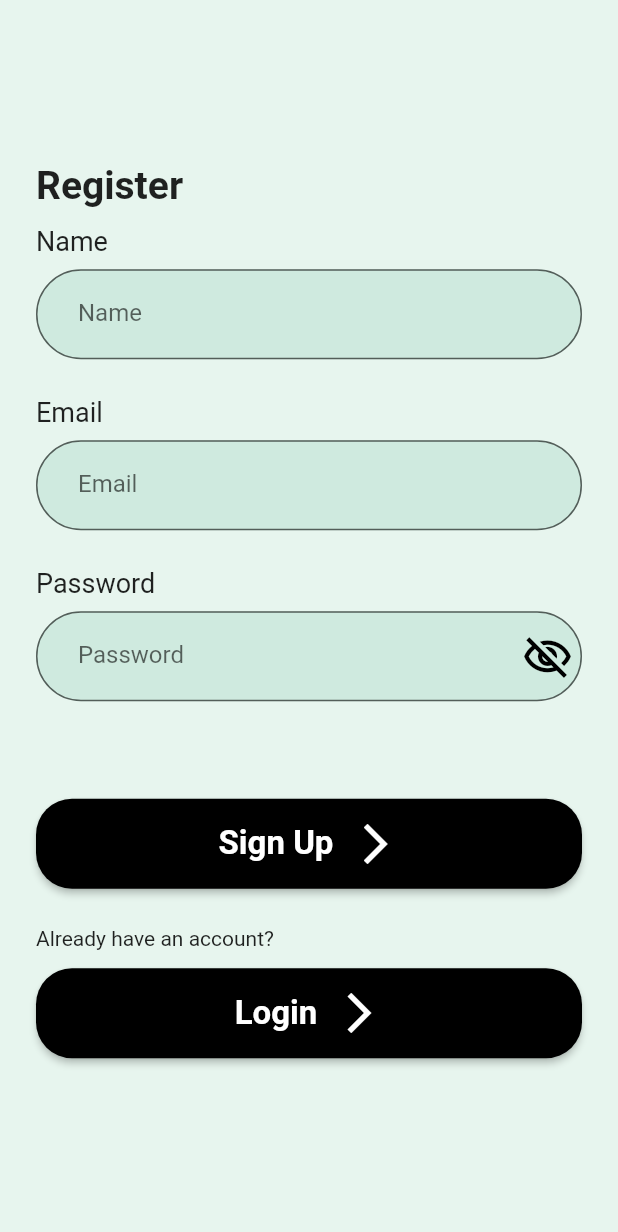
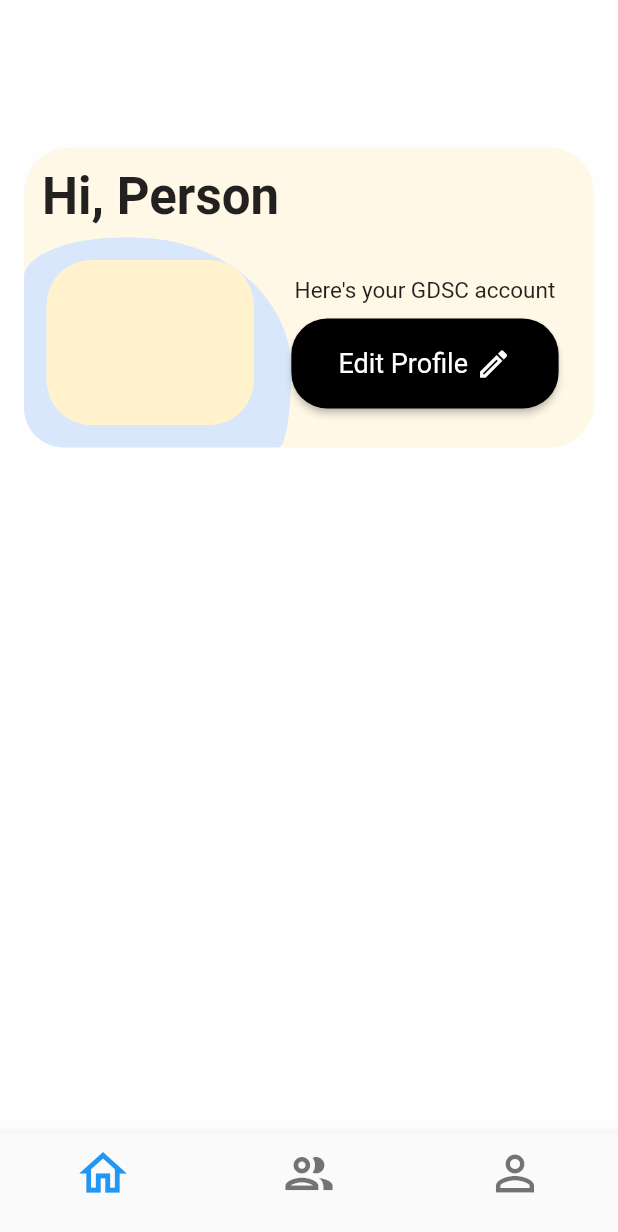
Before and after one commit to gdsc-uba/gdsc_mobile_frontend, a Flutter app: the SignUpScreen screen opened by its route, after a tap on "Sign Up", on a phone screen of 412 x 824 dp. Shown: the top 1232 px of the screen. Run offline on Flutter 3.47's test engine with Material 2 defaults, Android fonts, the phone set to English and light mode, and no system bars; drawn by our look-alikes of auto_size_text.

Commit message:
homescreen user card

```diff
--- a/lib/utils/constants.dart
+++ b/lib/utils/constants.dart
@@ -1,5 +1,9 @@
 import 'package:flutter/material.dart';
 
+var kH1TextStyle = const TextStyle(
+  fontSize: 34.0,
+  fontWeight: FontWeight.w700,
+);
 var kH2TextStyle = const TextStyle(
   fontSize: 26.0,
   fontWeight: FontWeight.w600,
@@ -15,4 +19,8 @@
 );
 
 const kBackgroundColor = Color(0xFFE7F5EE);
+const kAltBackgroundColor = Color(0xFFFFFEFE);
 const kTextFieldFilledColor = Color(0xFFCFEADF);
+const kHomeUserProfileCard = Color(0xFFFFF8E6);
+const kAltHomeUserProfileCard = Color(0xFFFFF2CC);
+const kProfileCardBlue = Color(0xFFD8E7FC);
--- a/lib/utils/routes.dart
+++ b/lib/utils/routes.dart
@@ -1,11 +1,17 @@
 import 'package:flutter/material.dart';
 import 'package:gdsc_app/views/auth/signup.dart';
+import 'package:gdsc_app/views/homescreen.dart';
+import 'package:gdsc_app/views/people.dart';
+import 'package:gdsc_app/views/profile_screen.dart';
+import 'package:gdsc_app/widgets/bottom_nav.dart';
 
 import '../views/auth/login.dart';
 
 final customRoutes = <String, WidgetBuilder>{
   LoginScreen.loginScreenId: (context) => const LoginScreen(),
-  SignUpScreen.signUpScreenId: (context) {
-    return const SignUpScreen();
-  },
+  SignUpScreen.signUpScreenId: (context) => const SignUpScreen(),
+  BottomNav.bottomNavId: (context) => const BottomNav(),
+  Homescreen.homeScreenId: (context) => const Homescreen(),
+  People.peopleScreenId: (context) => const People(),
+  ProfileScreen.profileScreenId: (context) => const ProfileScreen(),
 };
--- a/lib/views/auth/login.dart
+++ b/lib/views/auth/login.dart
@@ -1,5 +1,6 @@
 import 'package:flutter/material.dart';
 import 'package:gdsc_app/views/auth/signup.dart';
+import 'package:gdsc_app/widgets/bottom_nav.dart';
 
 import '../../utils/constants.dart';
 import '../../widgets/auth_buttons.dart';
@@ -47,7 +48,10 @@
                       AuthButtons(
                         size: size,
                         buttonTitle: 'Login',
-                        onPressed: () {},
+                        onPressed: () {
+                          Navigator.pushReplacementNamed(
+                              context, BottomNav.bottomNavId);
+                        },
                       ),
                       const SizedBox(height: 25.0),
                       const Text("Don't have an account?"),
--- a/lib/views/auth/signup.dart
+++ b/lib/views/auth/signup.dart
@@ -3,6 +3,7 @@
 import '../../utils/constants.dart';
 import '../../widgets/auth_buttons.dart';
 import '../../widgets/auth_formfields.dart';
+import '../../widgets/bottom_nav.dart';
 
 class SignUpScreen extends StatefulWidget {
   static const signUpScreenId = "/sign_up_screen";
@@ -52,7 +53,10 @@
                       AuthButtons(
                         size: size,
                         buttonTitle: 'Sign Up',
-                        onPressed: () {},
+                        onPressed: () {
+                           Navigator.pushReplacementNamed(
+                              context, BottomNav.bottomNavId);
+                        },
                       ),
                       const SizedBox(height: 25.0),
                       const Text("Already have an account?"),
--- /dev/null
+++ b/lib/views/homescreen.dart
@@ -0,0 +1,142 @@
+import 'package:auto_size_text/auto_size_text.dart';
+import 'package:flutter/material.dart';
+import 'package:flutter/src/widgets/container.dart';
+import 'package:flutter/src/widgets/framework.dart';
+import 'package:gdsc_app/utils/constants.dart';
+
+class Homescreen extends StatefulWidget {
+  static const homeScreenId = "/homescreen";
+  const Homescreen({super.key});
+
+  @override
+  State<Homescreen> createState() => _HomescreenState();
+}
+
+class _HomescreenState extends State<Homescreen> {
+  @override
+  Widget build(BuildContext context) {
+    Size size = MediaQuery.of(context).size;
+    return Scaffold(
+      backgroundColor: kAltBackgroundColor,
+      body: SafeArea(
+        child: SingleChildScrollView(
+          padding: const EdgeInsets.all(16.0),
+          child: Column(
+            children: [
+              SizedBox(
+                height: size.height * 0.1,
+              ),
+              Container(
+                height: 200.0,
+                width: size.width,
+                padding: const EdgeInsets.only(top: 12.0, right: 5.0),
+                decoration: BoxDecoration(
+                  color: kHomeUserProfileCard,
+                  borderRadius: BorderRadius.circular(30.0),
+                ),
+                child: Column(
+                  crossAxisAlignment: CrossAxisAlignment.start,
+                  children: [
+                    Container(
+                      padding: const EdgeInsets.only(left: 12.0),
+                      child: Text(
+                        "Hi, Person",
+                        style: kH1TextStyle,
+                      ),
+                    ),
+                    const SizedBox(height: 8.0),
+                    Expanded(
+                      child: Row(
+                        // crossAxisAlignment: CrossAxisAlignment.stretch,
+                        children: [
+                          Flexible(
+                            child: Container(
+                              width: (size.width - 16) * 0.45,
+                              // height: 50.0,
+                              decoration: const BoxDecoration(
+                                color: kProfileCardBlue,
+                                borderRadius: BorderRadius.only(
+                                  topLeft: Radius.elliptical(75, 30),
+                                  topRight: Radius.elliptical(120, 100),
+                                  bottomLeft: Radius.circular(30.0),
+                                  bottomRight: Radius.elliptical(10, 60),
+                                ),
+                              ),
+                              child: Center(
+                                child: Container(
+                                  // height: 90.0,
+                                  // width: 90.0,
+                                  margin: const EdgeInsets.only(
+                                      left: 15.0,
+                                      top: 15.0,
+                                      right: 25.0,
+                                      bottom: 15.0),
+                                  decoration: BoxDecoration(
+                                    color: kAltHomeUserProfileCard,
+                                    borderRadius: BorderRadius.circular(30.0),
+                                  ),
+                                ),
+                              ),
+                            ),
+                          ),
+                          Flexible(
+                            child: SizedBox(
+                              width: (size.width - 16) * 0.45,
+                              child: Center(
+                                child: Column(
+                                  mainAxisAlignment: MainAxisAlignment.center,
+                                  children: [
+                                    AutoSizeText(
+                                      "Here's your GDSC account",
+                                      style: kH4TextStyle.copyWith(
+                                        fontSize: 15.0,
+                                      ),
+                                      maxLines: 2,
+                                    ),
+                                    const SizedBox(height: 10.0),
+                                    ElevatedButton(
+                                      onPressed: () {},
+                                      style: ElevatedButton.styleFrom(
+                                        fixedSize: Size(size.width, 60.0),
+                                        shape: const RoundedRectangleBorder(
+                                          borderRadius: BorderRadius.all(
+                                            Radius.circular(24.0),
+                                          ),
+                                        ),
+                                        backgroundColor: Colors.black,
+                                        foregroundColor: Colors.white,
+                                      ),
+                                      child: Row(
+                                        mainAxisAlignment:
+                                            MainAxisAlignment.center,
+                                        children: [
+                                          AutoSizeText(
+                                            "Edit Profile",
+                                            style: kH4TextStyle.copyWith(
+                                                color: Colors.white),
+                                            maxLines: 1,
+                                          ),
+                                          const SizedBox(width: 5.0),
+                                          const Icon(Icons.edit_outlined,
+                                              size: 24.0),
+                                        ],
+                                      ),
+                                    ),
+                                  ],
+                                ),
+                              ),
+                            ),
+                          ),
+                        ],
+                      ),
+                    ),
+                  ],
+                ),
+              ),
+            ],
+          ),
+        ),
+      ),
+    );
+  }
+}
--- /dev/null
+++ b/lib/views/people.dart
@@ -0,0 +1,16 @@
+import 'package:flutter/material.dart';
+
+class People extends StatefulWidget {
+  static const peopleScreenId = "/people_screen";
+  const People({super.key});
+
+  @override
+  State<People> createState() => _PeopleState();
+}
+
+class _PeopleState extends State<People> {
+  @override
+  Widget build(BuildContext context) {
+    return Container();
+  }
+}
--- /dev/null
+++ b/lib/views/profile_screen.dart
@@ -0,0 +1,16 @@
+import 'package:flutter/material.dart';
+
+class ProfileScreen extends StatefulWidget {
+  static const profileScreenId = "/profile_screen";
+  const ProfileScreen({super.key});
+
+  @override
+  State<ProfileScreen> createState() => _ProfileScreenState();
+}
+
+class _ProfileScreenState extends State<ProfileScreen> {
+  @override
+  Widget build(BuildContext context) {
+    return Container();
+  }
+}
--- /dev/null
+++ b/lib/widgets/bottom_nav.dart
@@ -0,0 +1,64 @@
+import 'package:flutter/material.dart';
+import 'package:gdsc_app/views/homescreen.dart';
+import 'package:gdsc_app/views/people.dart';
+import 'package:gdsc_app/views/profile_screen.dart';
+
+class BottomNav extends StatefulWidget {
+  static const bottomNavId = "/bottom_nav";
+  const BottomNav({super.key});
+
+  @override
+  State<BottomNav> createState() => _BottomNavState();
+}
+
+class _BottomNavState extends State<BottomNav> {
+  int _currentIndex = 0;
+  final List _screens = [
+    const Homescreen(),
+    const ProfileScreen(),
+    const People(),
+  ];
+  void _updateIndex(int value) {
+    setState(() {
+      _currentIndex = value;
+    });
+  }
+
+  @override
+  Widget build(BuildContext context) {
+    return WillPopScope(
+      onWillPop: () async {
+        // Use this code if you just want to go back to 0th index
+        if (_currentIndex == 0) return true;
+        setState(() {
+          _currentIndex = 0;
+        });
+        return false;
+      },
+      child: Scaffold(
+        body: _screens[_currentIndex],
+        bottomNavigationBar: BottomNavigationBar(
+          onTap: _updateIndex,
+          currentIndex: _currentIndex,
+          unselectedItemColor: Colors.black54,
+          type: BottomNavigationBarType.fixed,
+          iconSize: 38.0,
+          items: const <BottomNavigationBarItem>[
+            BottomNavigationBarItem(
+              icon: Icon(Icons.home_outlined),
+              label: "",
+            ),
+            BottomNavigationBarItem(
+              icon: Icon(Icons.people_outline_outlined),
+              label: "",
+            ),
+            BottomNavigationBarItem(
+              icon: Icon(Icons.person_outline_outlined),
+              label: "",
+            ),
+          ],
+        ),
+      ),
+    );
+  }
+}
--- a/pubspec.yaml
+++ b/pubspec.yaml
@@ -36,6 +36,7 @@
   # The following adds the Cupertino Icons font to your application.
   # Use with the CupertinoIcons class for iOS style icons.
   cupertino_icons: ^1.0.2
+  auto_size_text: ^3.0.0
 
 dev_dependencies:
   flutter_test:
```
Also changed, not shown: pubspec.lock.
